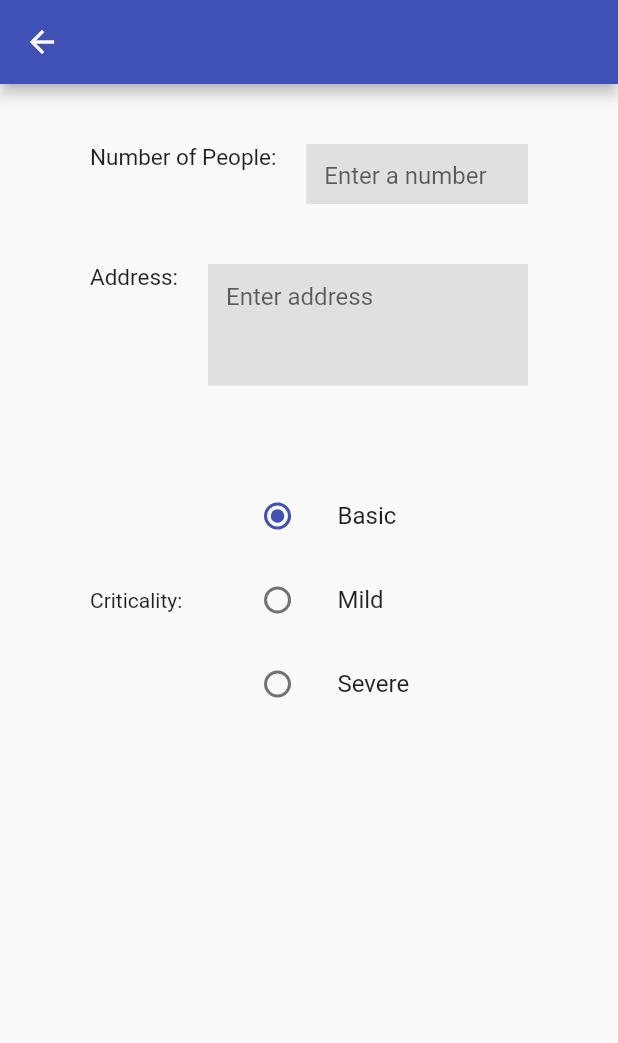
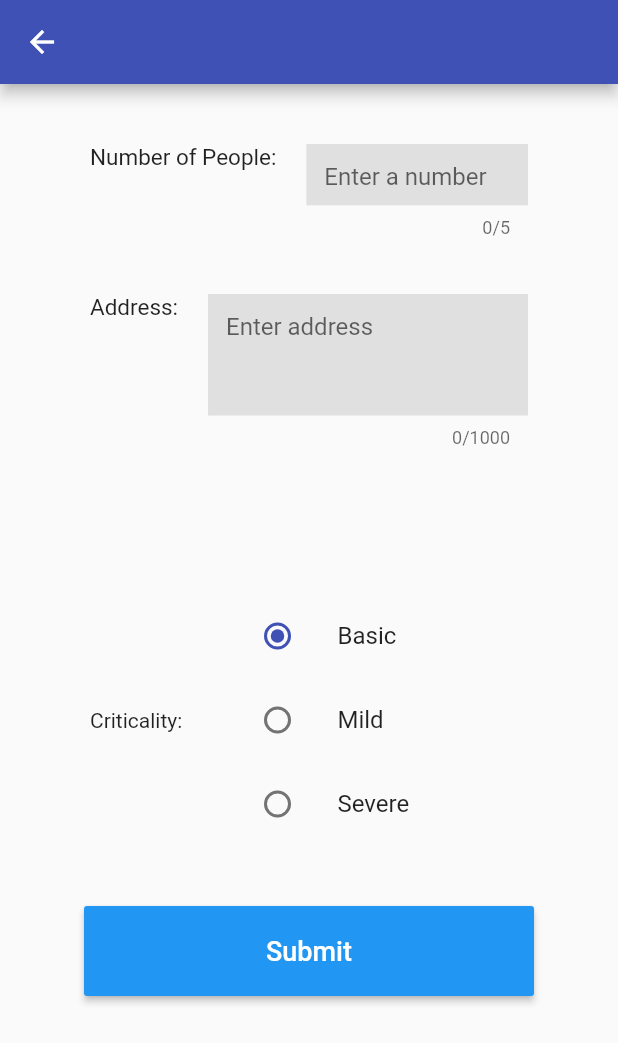
Before and after one commit to Android-Builds/Outliners-Healthcare-DevHacks, a Flutter app: the FoodPage screen opened directly, on a phone screen of 412 x 824 dp. Shown: the top 1043 px of the screen. Run offline on Flutter 3.47's test engine with Material 2 defaults, Android fonts, the phone set to English and light mode, and no system bars; network calls fail.

Commit message:
Add submit button and modify input types

```diff
--- a/Code/CovidAid/lib/pages/foodpage.dart
+++ b/Code/CovidAid/lib/pages/foodpage.dart
@@ -11,7 +11,8 @@ class _FoodPageState extends State<FoodPage> {
     return SafeArea(
       child: Scaffold(
         appBar: AppBar(),
-        body: Padding(
+        body: SingleChildScrollView(
+          child: Padding(
             padding: const EdgeInsets.all(20.0),
             child: Column(
               children: <Widget>[
@@ -19,11 +20,14 @@ class _FoodPageState extends State<FoodPage> {
                   label: 'Number of People:',
                   hint: 'Enter a number',
                   maxlines: 1,
+                  maxlength: 5,
+                  keyboardtype: TextInputType.number,
                 ),
                 InputWidget(
                   label: 'Address:',
                   hint: 'Enter address',
                   maxlines: 3,
+                  maxlength: 1000,
                 ),
                 Padding(
                   padding: const EdgeInsets.symmetric(horizontal: 40.0),
@@ -35,7 +39,22 @@ class _FoodPageState extends State<FoodPage> {
                     ],
                   ),
                 ),
+                SizedBox(height: 40.0),
+                MaterialButton(
+                  color: Colors.blue,
+                  onPressed: () {},
+                  child: Text(
+                    'Submit',
+                    style: TextStyle(
+                      color: Colors.white,
+                      fontSize: 18.0
+                    ),
+                  ),
+                  minWidth: 300.0,
+                  height: 60.0,
+                )
               ],
+            ),
           ),
         ),
       ),
@@ -45,12 +64,16 @@ class _FoodPageState extends State<FoodPage> {
 
 class InputWidget extends StatelessWidget {
   const InputWidget({
-    Key key, this.label, this.hint, this.maxlines,
+    Key key, this.label, this.hint,
+    this.maxlines, this.maxlength,
+    this.keyboardtype,
   }) : super(key: key);
 
   final String label;
   final String hint;
   final int maxlines;
+  final int maxlength;
+  final TextInputType keyboardtype;
 
   @override
   Widget build(BuildContext context) {
@@ -69,9 +92,11 @@ class InputWidget extends StatelessWidget {
           SizedBox(width: 20.0),
           Flexible(
             child: Container(
-              height: maxlines * 40.0,
+              height: maxlines * 60.0,
               child: TextField(
+                keyboardType: keyboardtype,
                 maxLines: maxlines,
+                maxLength: maxlength,
                 decoration: InputDecoration(
                   fillColor: Colors.grey[300],
                   filled: true,
```
Lines whose indentation alone changed are shown as unchanged.
